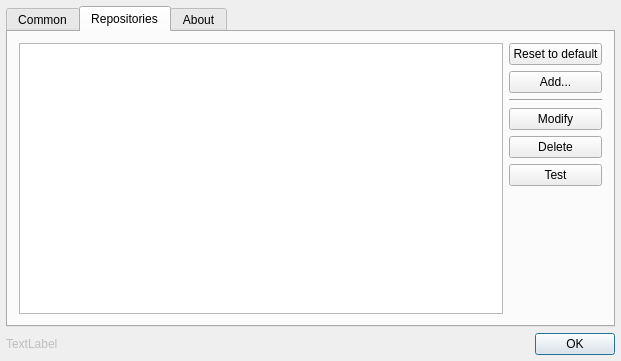
The window that ui/SettingsForm.ui (Alex2772/hackers-mc-launcher) describes before a commit, drawn with Qt 5.
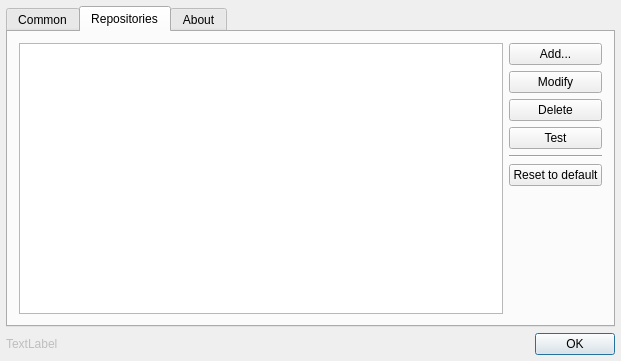
The same window after the commit. The open tabs and pages were chosen to show the change. Icons and pictures are not drawn. Custom widgets are drawn as their Qt base class.

```diff
--- a/ui/SettingsForm.ui
+++ b/ui/SettingsForm.ui
@@ -186,13 +186,6 @@
        </item>
        <item>
         <layout class="QVBoxLayout" name="verticalLayout_3">
-         <item>
-          <widget class="QPushButton" name="repositoryReset">
-           <property name="text">
-            <string>Reset to default</string>
-           </property>
-          </widget>
-         </item>
          <item>
           <widget class="QPushButton" name="repositoryAdd">
            <property name="text">
@@ -200,13 +193,6 @@
            </property>
           </widget>
          </item>
-         <item>
-          <widget class="Line" name="line">
-           <property name="orientation">
-            <enum>Qt::Horizontal</enum>
-           </property>
-          </widget>
-         </item>
          <item>
           <widget class="QPushButton" name="repositoryModify">
            <property name="text">
@@ -228,6 +214,20 @@
            </property>
           </widget>
          </item>
+         <item>
+          <widget class="Line" name="line">
+           <property name="orientation">
+            <enum>Qt::Horizontal</enum>
+           </property>
+          </widget>
+         </item>
+         <item>
+          <widget class="QPushButton" name="repositoryReset">
+           <property name="text">
+            <string>Reset to default</string>
+           </property>
+          </widget>
+         </item>
          <item>
           <spacer name="verticalSpacer_2">
            <property name="orientation">
```
Left out of the diff: 2 changed lines with no effect on the pictures.
